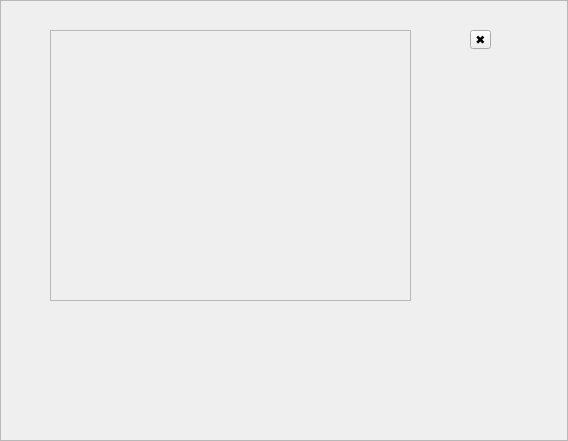
to1dev/tengu, file Forms/WalletForm.ui: the form before one commit.
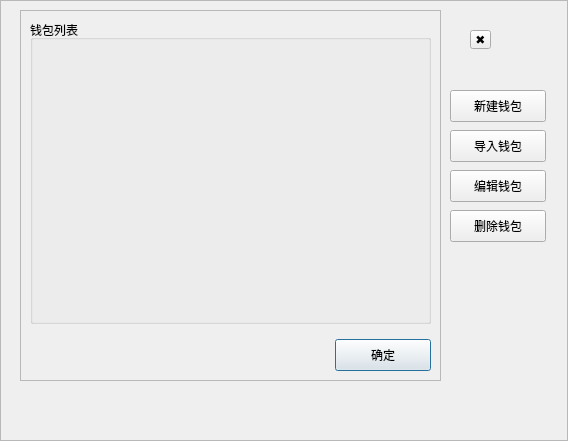
The form after the commit.

```diff
--- a/Forms/WalletForm.ui
+++ b/Forms/WalletForm.ui
@@ -50,14 +50,201 @@
      <widget class="QFrame" name="frameContent">
       <property name="geometry">
        <rect>
-        <x>50</x>
-        <y>30</y>
-        <width>361</width>
-        <height>271</height>
+        <x>20</x>
+        <y>10</y>
+        <width>421</width>
+        <height>371</height>
        </rect>
       </property>
       <property name="frameShape">
        <enum>QFrame::StyledPanel</enum>
+      </property>
+      <layout class="QVBoxLayout" name="verticalLayout_2">
+       <item>
+        <widget class="QGroupBox" name="groupBoxWallets">
+         <property name="sizePolicy">
+          <sizepolicy hsizetype="Preferred" vsizetype="Expanding">
+           <horstretch>0</horstretch>
+           <verstretch>0</verstretch>
+          </sizepolicy>
+         </property>
+         <property name="title">
+          <string>钱包列表</string>
+         </property>
+        </widget>
+       </item>
+       <item>
+        <layout class="QHBoxLayout" name="horizontalLayout">
+         <property name="spacing">
+          <number>9</number>
+         </property>
+         <property name="topMargin">
+          <number>9</number>
+         </property>
+         <item>
+          <spacer name="horizontalSpacer">
+           <property name="orientation">
+            <enum>Qt::Horizontal</enum>
+           </property>
+           <property name="sizeHint" stdset="0">
+            <size>
+             <width>40</width>
+             <height>20</height>
+            </size>
+           </property>
+          </spacer>
+         </item>
+         <item>
+          <widget class="QPushButton" name="ButtonOK">
+           <property name="sizePolicy">
+            <sizepolicy hsizetype="Fixed" vsizetype="Fixed">
+             <horstretch>0</horstretch>
+             <verstretch>0</verstretch>
+            </sizepolicy>
+           </property>
+           <property name="minimumSize">
+            <size>
+             <width>96</width>
+             <height>32</height>
+            </size>
+           </property>
+           <property name="maximumSize">
+            <size>
+             <width>96</width>
+             <height>32</height>
+            </size>
+           </property>
+           <property name="text">
+            <string>确定</string>
+           </property>
+          </widget>
+         </item>
+        </layout>
+       </item>
+      </layout>
+     </widget>
+     <widget class="QPushButton" name="ButtonEditWallet">
+      <property name="geometry">
+       <rect>
+        <x>450</x>
+        <y>170</y>
+        <width>96</width>
+        <height>32</height>
+       </rect>
+      </property>
+      <property name="sizePolicy">
+       <sizepolicy hsizetype="Fixed" vsizetype="Fixed">
+        <horstretch>0</horstretch>
+        <verstretch>0</verstretch>
+       </sizepolicy>
+      </property>
+      <property name="minimumSize">
+       <size>
+        <width>96</width>
+        <height>32</height>
+       </size>
+      </property>
+      <property name="maximumSize">
+       <size>
+        <width>96</width>
+        <height>32</height>
+       </size>
+      </property>
+      <property name="text">
+       <string>编辑钱包</string>
+      </property>
+     </widget>
+     <widget class="QPushButton" name="ButtonNewWallet">
+      <property name="geometry">
+       <rect>
+        <x>450</x>
+        <y>90</y>
+        <width>96</width>
+        <height>32</height>
+       </rect>
+      </property>
+      <property name="sizePolicy">
+       <sizepolicy hsizetype="Fixed" vsizetype="Fixed">
+        <horstretch>0</horstretch>
+        <verstretch>0</verstretch>
+       </sizepolicy>
+      </property>
+      <property name="minimumSize">
+       <size>
+        <width>96</width>
+        <height>32</height>
+       </size>
+      </property>
+      <property name="maximumSize">
+       <size>
+        <width>96</width>
+        <height>32</height>
+       </size>
+      </property>
+      <property name="text">
+       <string>新建钱包</string>
+      </property>
+     </widget>
+     <widget class="QPushButton" name="ButtonImportWallet">
+      <property name="geometry">
+       <rect>
+        <x>450</x>
+        <y>130</y>
+        <width>96</width>
+        <height>32</height>
+       </rect>
+      </property>
+      <property name="sizePolicy">
+       <sizepolicy hsizetype="Fixed" vsizetype="Fixed">
+        <horstretch>0</horstretch>
+        <verstretch>0</verstretch>
+       </sizepolicy>
+      </property>
+      <property name="minimumSize">
+       <size>
+        <width>96</width>
+        <height>32</height>
+       </size>
+      </property>
+      <property name="maximumSize">
+       <size>
+        <width>96</width>
+        <height>32</height>
+       </size>
+      </property>
+      <property name="text">
+       <string>导入钱包</string>
+      </property>
+     </widget>
+     <widget class="QPushButton" name="ButtonDeleteWallet">
+      <property name="geometry">
+       <rect>
+        <x>450</x>
+        <y>210</y>
+        <width>96</width>
+        <height>32</height>
+       </rect>
+      </property>
+      <property name="sizePolicy">
+       <sizepolicy hsizetype="Fixed" vsizetype="Fixed">
+        <horstretch>0</horstretch>
+        <verstretch>0</verstretch>
+       </sizepolicy>
+      </property>
+      <property name="minimumSize">
+       <size>
+        <width>96</width>
+        <height>32</height>
+       </size>
+      </property>
+      <property name="maximumSize">
+       <size>
+        <width>96</width>
+        <height>32</height>
+       </size>
+      </property>
+      <property name="text">
+       <string>删除钱包</string>
       </property>
      </widget>
     </widget>
```
